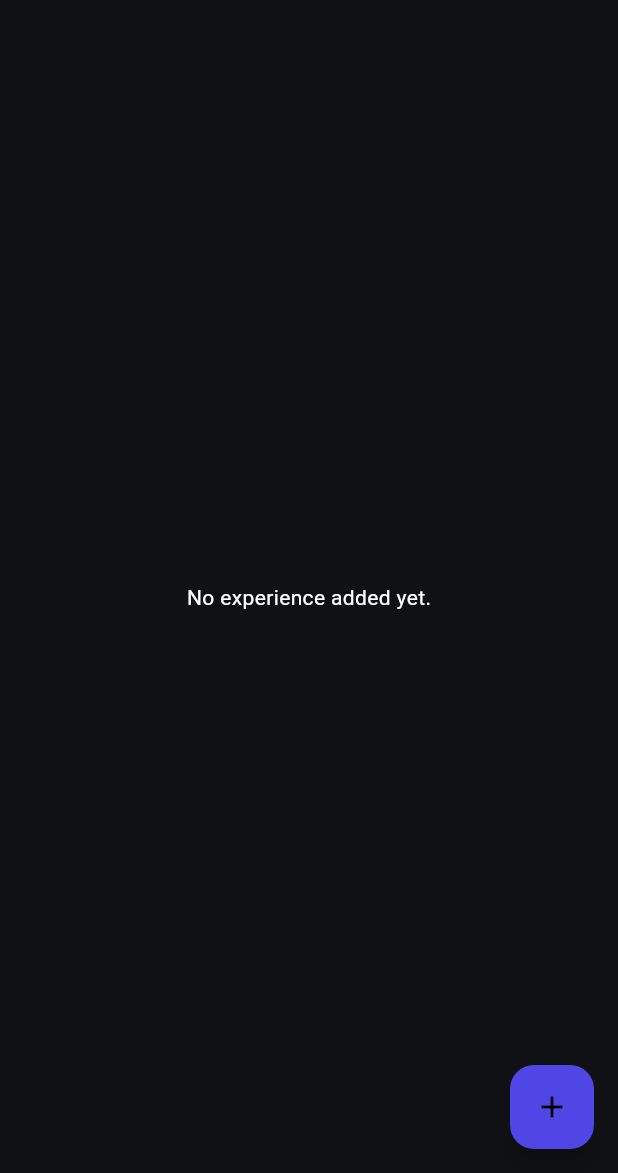
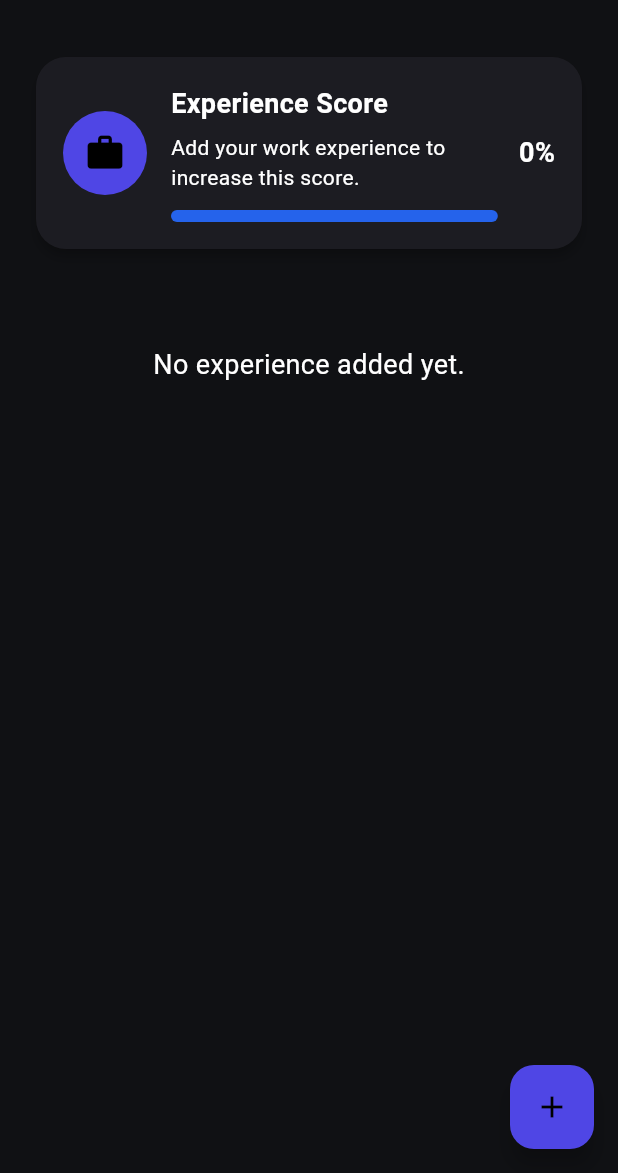
Before and after one commit to hedarboss2-bot/smart_cv_profile, a Flutter app: the ExperienceScreen screen opened by its route, on a phone screen of 412 x 824 dp, the part 63-1236 px from its top. Run offline on Flutter 3.47's test engine with Material 3 defaults, Android fonts, the phone set to English and light mode, and no system bars; our stand-ins replace image_picker, shared_preferences; accounts and stored records are empty.

Commit message:
Complete Education & Experience Modules

```diff
--- a/lib/screens/experience/experience_screen.dart
+++ b/lib/screens/experience/experience_screen.dart
@@ -2,74 +2,118 @@ import 'package:flutter/material.dart';
 import 'package:provider/provider.dart';
 
 import 'package:smart_cv_profile/controllers/experience_controller.dart';
-import 'package:smart_cv_profile/models/experience_model.dart';
 import 'package:smart_cv_profile/widgets/experience_card.dart';
 import 'package:smart_cv_profile/widgets/experience_form.dart';
+import 'package:smart_cv_profile/widgets/module_score_card.dart';
 
 class ExperienceScreen extends StatelessWidget {
   const ExperienceScreen({super.key});
 
+  double _calculateExperienceScore(ExperienceController controller) {
+    if (controller.experiences.isEmpty) return 0.0;
+
+    int score = 40;
+
+    final hasDescription = controller.experiences.any(
+      (experience) => experience.description.isNotEmpty,
+    );
+
+    final hasLocation = controller.experiences.any(
+      (experience) => experience.location.isNotEmpty,
+    );
+
+    final hasEmploymentType = controller.experiences.any(
+      (experience) => experience.employmentType.isNotEmpty,
+    );
+
+    final hasMultipleExperiences = controller.experiences.length >= 2;
+
+    if (hasDescription) score += 20;
+    if (hasLocation) score += 15;
+    if (hasEmploymentType) score += 10;
+    if (hasMultipleExperiences) score += 15;
+
+    return score / 100;
+  }
+
+  void _openExperienceForm(BuildContext context, {experience}) {
+    final controller = context.read<ExperienceController>();
+
+    showModalBottomSheet(
+      context: context,
+      isScrollControlled: true,
+      builder: (_) {
+        return ExperienceForm(
+          experience: experience,
+          onSave: (savedExperience) {
+            if (experience == null) {
+              controller.addExperience(savedExperience);
+            } else {
+              controller.updateExperience(savedExperience);
+            }
+          },
+        );
+      },
+    );
+  }
+
   @override
   Widget build(BuildContext context) {
     final controller = context.watch<ExperienceController>();
+    final score = _calculateExperienceScore(controller);
 
     return Scaffold(
       appBar: AppBar(
         title: const Text("Experience"),
       ),
       floatingActionButton: FloatingActionButton(
-        onPressed: () {
-          showModalBottomSheet(
-            context: context,
-            isScrollControlled: true,
-            builder: (_) {
-              return ExperienceForm(
-                onSave: (experience) {
-                  controller.addExperience(experience);
-                },
-              );
-            },
-          );
-        },
+        onPressed: () => _openExperienceForm(context),
         child: const Icon(Icons.add),
       ),
-      body: controller.isLoading
-          ? const Center(
-              child: CircularProgressIndicator(),
-            )
-          : controller.experiences.isEmpty
-              ? const Center(
+      body: SafeArea(
+        child: controller.isLoading
+            ? const Center(child: CircularProgressIndicator())
+            : ListView(
+                padding: const EdgeInsets.all(20),
+                children: [
+                  ModuleScoreCard(
+                    title: "Experience Score",
+                    subtitle: controller.experiences.isEmpty
+                        ? "Add your work experience to increase this score."
+                        : "${controller.experiences.length} experience item(s) added.",
+                    progress: score,
+                    icon: Icons.work,
+                  ),
+
+                  const SizedBox(height: 20),
+
+                  if (controller.experiences.isEmpty)
+                    const Center(
+                      child: Padding(
+                        padding: EdgeInsets.only(top: 40),
                         child: Text(
                           "No experience added yet.",
+                          style: TextStyle(fontSize: 18),
+                        ),
                       ),
                     )
-              : ListView.builder(
-                  padding: const EdgeInsets.all(16),
-                  itemCount: controller.experiences.length,
-                  itemBuilder: (context, index) {
-                    final experience = controller.experiences[index];
-
-                    return ExperienceCard(
+                  else
+                    ...controller.experiences.map(
+                      (experience) => ExperienceCard(
                         experience: experience,
                         onEdit: () {
-                        showModalBottomSheet(
-                          context: context,
-                          isScrollControlled: true,
-                          builder: (_) {
-                            return ExperienceForm(
+                          _openExperienceForm(
+                            context,
                             experience: experience,
-                              onSave: (updatedExperience) {
-                                controller.updateExperience(updatedExperience);
-                              },
-                            );
-                          },
                           );
                         },
                         onDelete: () {
                           controller.deleteExperience(experience.id);
                         },
-                    );
-                  },
+                      ),
+                    ),
+                ],
+              ),
       ),
     );
   }
```
Lines whose indentation alone changed are shown as unchanged.
